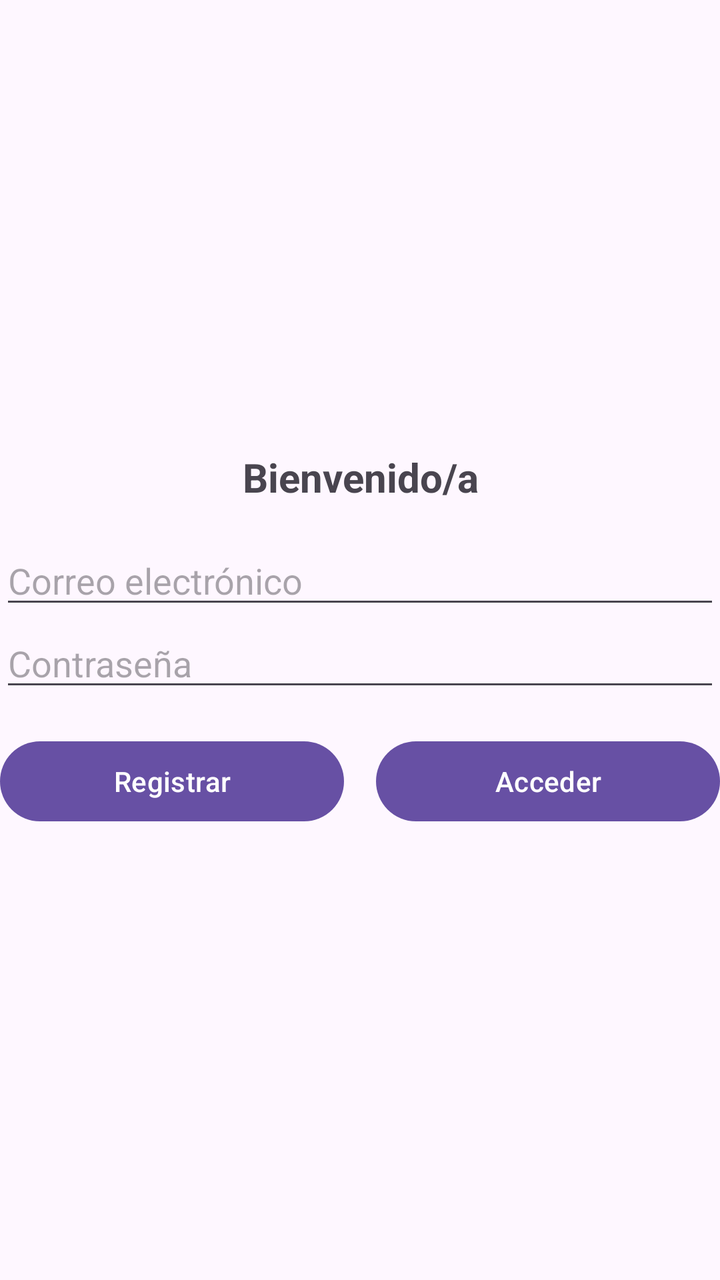
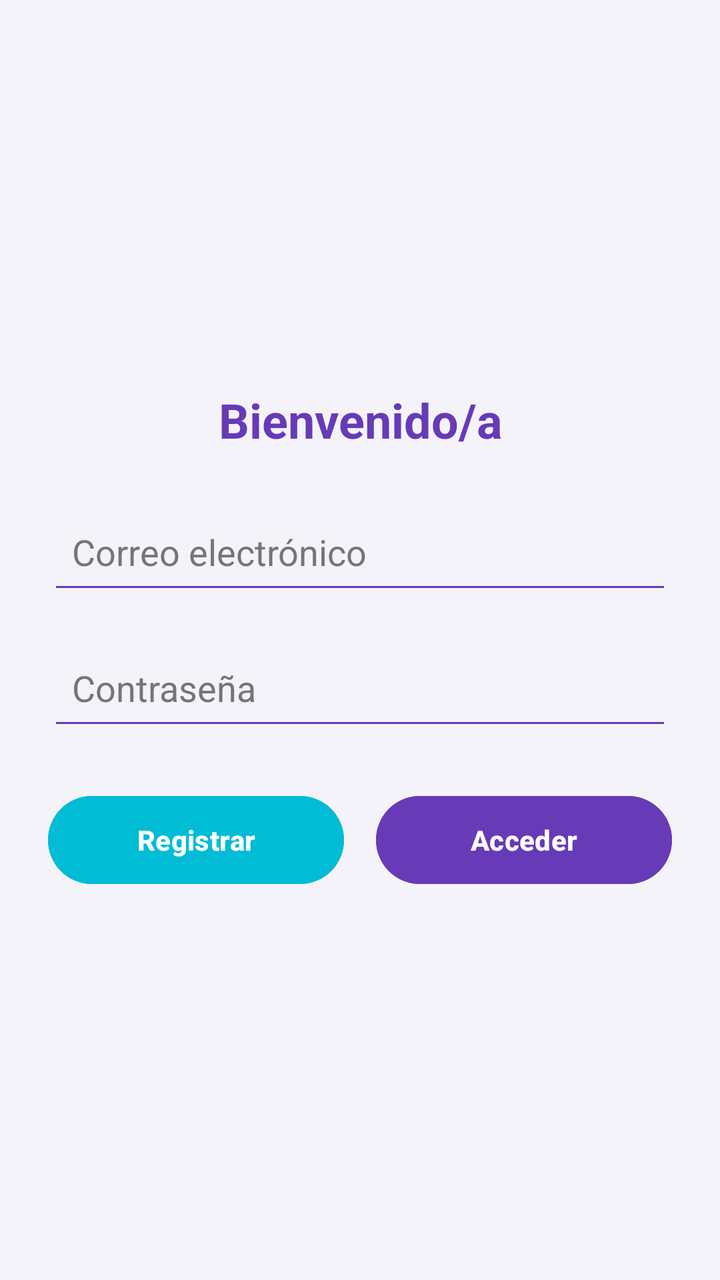

Two renders of the same Android screen: before a commit and after it. Below are the layout's source before the change and the commit's diff.
<!-- AndroidManifest.xml: application theme Theme.Desafio2_DSM -->
<!-- res/layout/activity_auth.xml -->
<?xml version="1.0" encoding="utf-8"?>
<LinearLayout xmlns:android="http://schemas.android.com/apk/res/android"
    xmlns:tools="http://schemas.android.com/tools"
    android:id="@+id/main"
    android:layout_width="match_parent"
    android:layout_height="match_parent"
    android:layout_marginStart="@dimen/padding_standard"
    android:layout_marginTop="@dimen/padding_standard"
    android:layout_marginEnd="@dimen/padding_standard"
    android:gravity="center"
    android:orientation="vertical"
    tools:context=".AuthActivity">

    <TextView
        android:layout_width="match_parent"
        android:layout_height="wrap_content"
        android:layout_marginBottom="@dimen/margin_medium"
        android:gravity="center"
        android:text="@string/welcome"
        android:textSize="@dimen/text_size_title"
        android:textStyle="bold" />

    <EditText
        android:id="@+id/emailEditText"
        android:layout_width="match_parent"
        android:layout_height="wrap_content"
        android:hint="@string/email"
        android:inputType="textEmailAddress" />

    <EditText
        android:id="@+id/passwordEditText"
        android:layout_width="match_parent"
        android:layout_height="wrap_content"
        android:hint="@string/password"
        android:inputType="textPassword" />

    <LinearLayout
        android:layout_width="match_parent"
        android:layout_height="wrap_content"
        android:layout_marginTop="@dimen/margin_medium"
        android:orientation="horizontal">

        <Button
            android:id="@+id/singUpButton"
            android:layout_width="0dp"
            android:layout_height="wrap_content"
            android:layout_marginEnd="@dimen/authBtns"
            android:layout_weight="1"
            android:text="@string/register" />

        <Button
            android:id="@+id/loginButton"
            android:layout_width="0dp"
            android:layout_height="wrap_content"
            android:layout_marginStart="@dimen/authBtns"
            android:layout_weight="1"
            android:text="@string/login" />

    </LinearLayout>

</LinearLayout>
<!-- resources referenced by this layout -->
<resources>
  <dimen name="authBtns">8dp</dimen>
  <dimen name="margin_medium">16dp</dimen>
  <dimen name="padding_standard">16dp</dimen>
  <dimen name="text_size_title">20sp</dimen>
  <string name="email">Correo electrónico</string>
  <string name="login">Acceder</string>
  <string name="password">Contraseña</string>
  <string name="register">Registrar</string>
  <string name="welcome">Bienvenido/a</string>
  <style name="Theme.Desafio2_DSM" parent="Base.Theme.Desafio2_DSM" />
  <style name="Base.Theme.Desafio2_DSM" parent="Theme.Material3.DayNight.NoActionBar">
          
          
      </style>
</resources>

<!-- the commit's change to res/layout/activity_auth.xml (unified diff, before → after) -->
@@ -4,57 +4,72 @@
     android:id="@+id/main"
     android:layout_width="match_parent"
     android:layout_height="match_parent"
-    android:layout_marginStart="@dimen/padding_standard"
-    android:layout_marginTop="@dimen/padding_standard"
-    android:layout_marginEnd="@dimen/padding_standard"
+    android:background="@color/background"
     android:gravity="center"
     android:orientation="vertical"
+    android:padding="@dimen/padding_large"
     tools:context=".AuthActivity">
 
     <TextView
         android:layout_width="match_parent"
         android:layout_height="wrap_content"
-        android:layout_marginBottom="@dimen/margin_medium"
+        android:layout_marginBottom="@dimen/margin_large"
         android:gravity="center"
         android:text="@string/welcome"
-        android:textSize="@dimen/text_size_title"
+        android:textColor="@color/primary"
+        android:textSize="@dimen/text_size_large"
         android:textStyle="bold" />
 
     <EditText
         android:id="@+id/emailEditText"
         android:layout_width="match_parent"
-        android:layout_height="wrap_content"
+        android:layout_height="@dimen/input_height"
+        android:backgroundTint="@color/primary"
         android:hint="@string/email"
-        android:inputType="textEmailAddress" />
+        android:inputType="textEmailAddress"
+        android:padding="@dimen/input_padding"
+        android:textColor="@color/text_primary"
+        android:textColorHint="@color/text_secondary" />
 
     <EditText
         android:id="@+id/passwordEditText"
         android:layout_width="match_parent"
-        android:layout_height="wrap_content"
+        android:layout_height="@dimen/input_height"
+        android:layout_marginTop="@dimen/margin_medium"
+        android:backgroundTint="@color/primary"
         android:hint="@string/password"
-        android:inputType="textPassword" />
+        android:inputType="textPassword"
+        android:padding="@dimen/input_padding"
+        android:textColor="@color/text_primary"
+        android:textColorHint="@color/text_secondary" />
 
     <LinearLayout
         android:layout_width="match_parent"
         android:layout_height="wrap_content"
-        android:layout_marginTop="@dimen/margin_medium"
+        android:layout_marginTop="@dimen/margin_large"
         android:orientation="horizontal">
 
         <Button
             android:id="@+id/singUpButton"
             android:layout_width="0dp"
-            android:layout_height="wrap_content"
+            android:layout_height="@dimen/button_height"
             android:layout_marginEnd="@dimen/authBtns"
             android:layout_weight="1"
-            android:text="@string/register" />
+            android:backgroundTint="@color/accent"
+            android:text="@string/register"
+            android:textColor="@color/white"
+            android:textStyle="bold" />
 
         <Button
             android:id="@+id/loginButton"
             android:layout_width="0dp"
-            android:layout_height="wrap_content"
+            android:layout_height="@dimen/button_height"
             android:layout_marginStart="@dimen/authBtns"
             android:layout_weight="1"
-            android:text="@string/login" />
+            android:backgroundTint="@color/primary"
+            android:text="@string/login"
+            android:textColor="@color/white"
+            android:textStyle="bold" />
 
     </LinearLayout>
 
<!-- resource entries referenced after the edit -->
@@ -1,9 +1,19 @@
 <!-- resources referenced by this layout -->
 <resources>
+  <color name="accent">#00BCD4</color>
+  <color name="background">#F5F3FA</color>
+  <color name="primary">#673AB7</color>
+  <color name="text_primary">#212121</color>
+  <color name="text_secondary">#757575</color>
+  <color name="white">#FFFFFF</color>
   <dimen name="authBtns">8dp</dimen>
+  <dimen name="button_height">52dp</dimen>
+  <dimen name="input_height">52dp</dimen>
+  <dimen name="input_padding">12dp</dimen>
+  <dimen name="margin_large">24dp</dimen>
   <dimen name="margin_medium">16dp</dimen>
-  <dimen name="padding_standard">16dp</dimen>
-  <dimen name="text_size_title">20sp</dimen>
+  <dimen name="padding_large">24dp</dimen>
+  <dimen name="text_size_large">24sp</dimen>
   <string name="email">Correo electrónico</string>
   <string name="login">Acceder</string>
   <string name="password">Contraseña</string>
